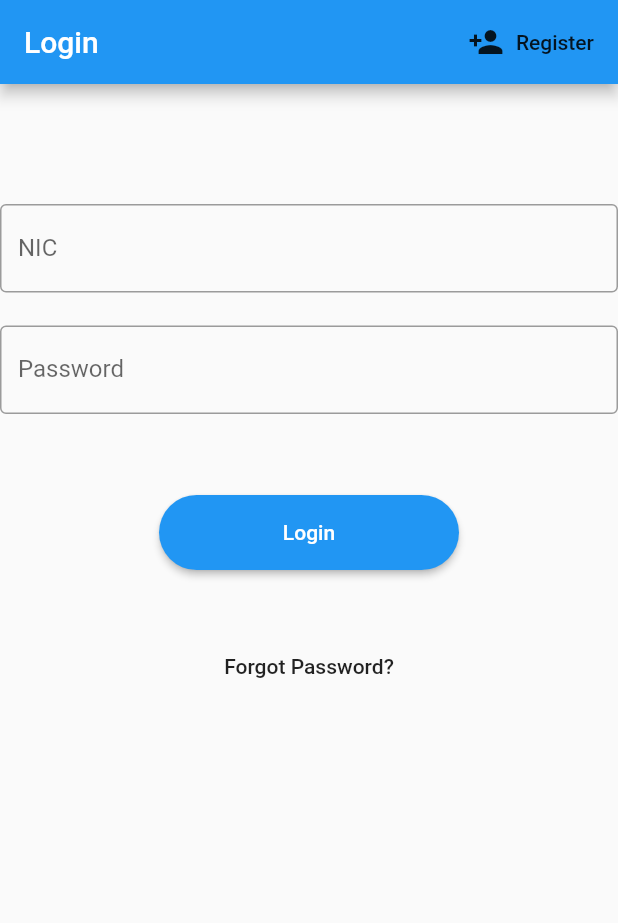
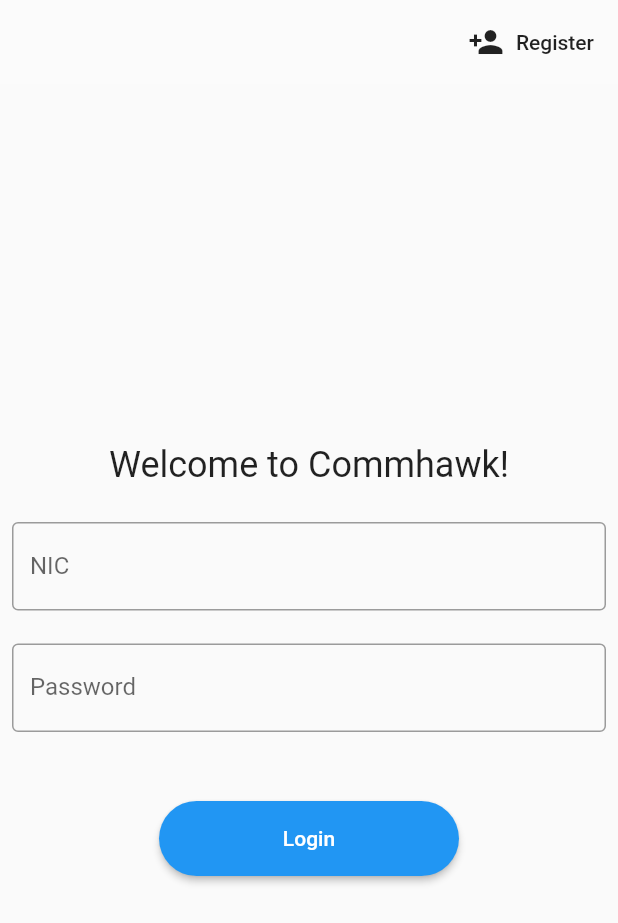
Before and after one commit to AnjalaD/semester_5_project_mobile_app, a Flutter app: the screen it shows after launch, on a phone screen of 412 x 824 dp. Shown: the top 923 px of the screen. Run offline on Flutter 3.47's test engine with Material 2 defaults, Android fonts, the phone set to English and light mode, and no system bars; drawn by our look-alikes of loading_overlay; our stand-ins replace cloud_firestore, dio, firebase_messaging, flutter_local_notifications, flutter_map, geolocator and 4 more; missing offline and left inert: background_fetch; accounts and stored records are empty.

Commit message:
update UI

```diff
--- a/lib/views/auth/login.dart
+++ b/lib/views/auth/login.dart
@@ -37,8 +37,10 @@
   Widget build(BuildContext context) {
     Authentication auth = Provider.of<Authentication>(context);
     return PageWrapper(
-      title: 'Login',
-      appBarActions: <Widget>[
+      appBar: AppBar(
+        backgroundColor: Colors.white10,
+        elevation: 0,
+        actions: <Widget>[
           FlatButton.icon(
             icon: Icon(Icons.person_add),
             label: Text('Register'),
@@ -48,18 +50,26 @@
             },
           )
         ],
-      body: Center(
-        child: ListView(
+      ),
+      body: Column(
+        mainAxisAlignment: MainAxisAlignment.center,
         children: <Widget>[
-            Column(
+          Padding(
+            padding: const EdgeInsets.symmetric(horizontal: 8.0, vertical: 8.0),
+            child: Column(
               children: <Widget>[
+                Text(
+                  'Welcome to Commhawk!',
+                  style: Theme.of(context).textTheme.headline5,
+                ),
+                SizedBox(height: 24),
                 LoginForm(
                   formKey: _formKey,
                   nic: _nic,
                   password: _password,
                 ),
                 Padding(
-                  padding: const EdgeInsets.all(8.0),
+                  padding: const EdgeInsets.only(bottom: 8),
                   child: Text(
                     error != null ? "*$error" : '',
                     style: TextStyle(color: Colors.red),
@@ -69,22 +79,10 @@
                   labelText: 'Login',
                   onPressed: _loginHandler(auth),
                 ),
-                Padding(
-                  padding: const EdgeInsets.fromLTRB(8, 40, 8, 8),
-                  child: ButtonTheme(
-                    height: 40,
-                    shape: RoundedRectangleBorder(
-                        borderRadius: BorderRadius.circular(20)),
-                    child: FlatButton(
-                      child: Text('Forgot Password?'),
-                      onPressed: () {},
+              ],
             ),
           ),
-                )
         ],
-            ),
-          ],
-        ),
       ),
     );
   }
--- a/lib/views/auth/widgets/login_form.dart
+++ b/lib/views/auth/widgets/login_form.dart
@@ -25,9 +25,6 @@
       key: _formKey,
       child: Column(
         children: <Widget>[
-          Padding(
-            padding: EdgeInsets.all(40),
-          ),
           CustomTextField(
             labelText: 'NIC',
             textEditingController: _nic,
```
Lines whose indentation alone changed are shown as unchanged.
